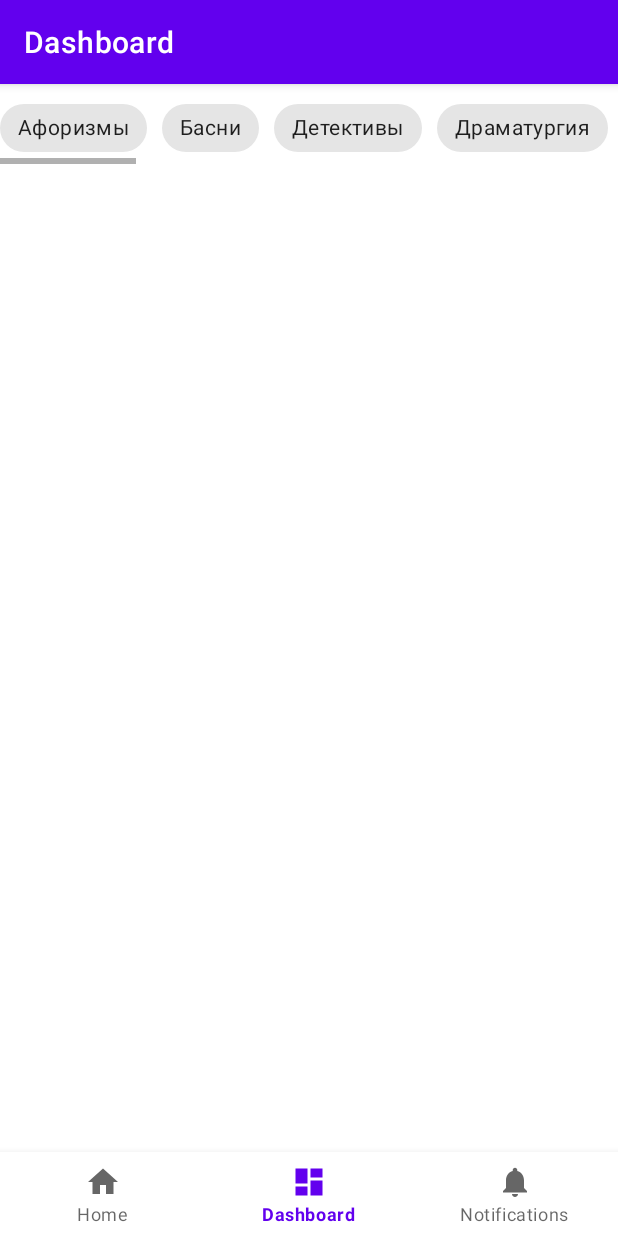
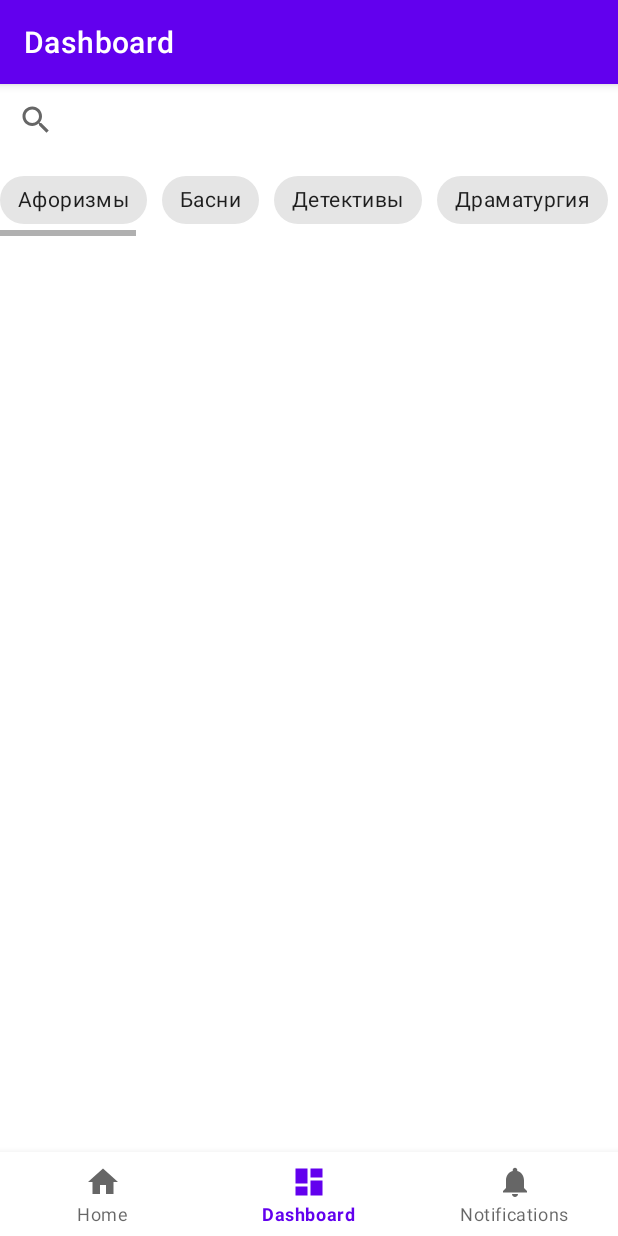
Before and after one commit to kpkpkpk/BookProject, an Android app: the SearchFragment screen opened through its navigation route, on a phone screen of 412 x 824 dp. Run offline under Robolectric (Android 15) with nearby library versions, the phone set to English and light mode, and no system bars; our stand-ins replace Firebase (no records; nobody signed in at launch, a user with empty details on screens opened directly), FlexboxLayout, navigation-ui.

Commit message:
Added a searchView inside xml

```diff
--- a/app/src/main/res/layout/fragment_search.xml
+++ b/app/src/main/res/layout/fragment_search.xml
@@ -13,6 +13,10 @@
         android:layout_width="wrap_content"
         android:orientation="vertical"
         android:layout_height="wrap_content">
+        <SearchView
+            android:layout_width="match_parent"
+            android:layout_height="wrap_content"
+            android:id="@+id/search_view"/>
     <HorizontalScrollView
         android:layout_marginTop="5dp"
         android:layout_width="wrap_content"
```
